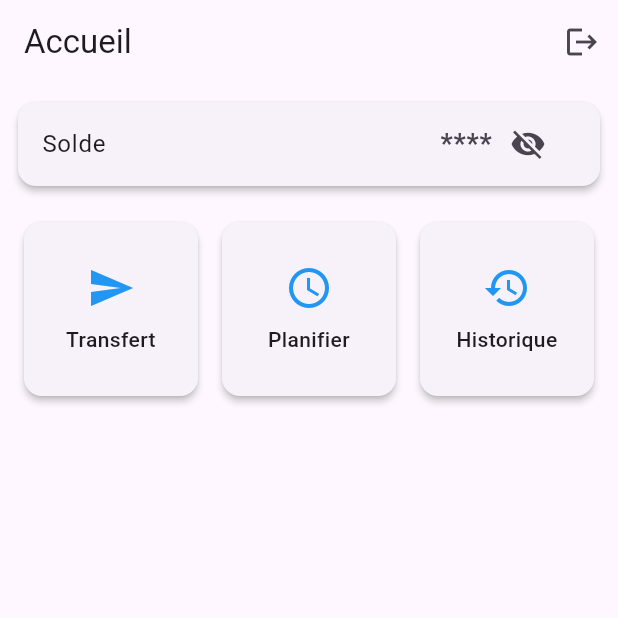
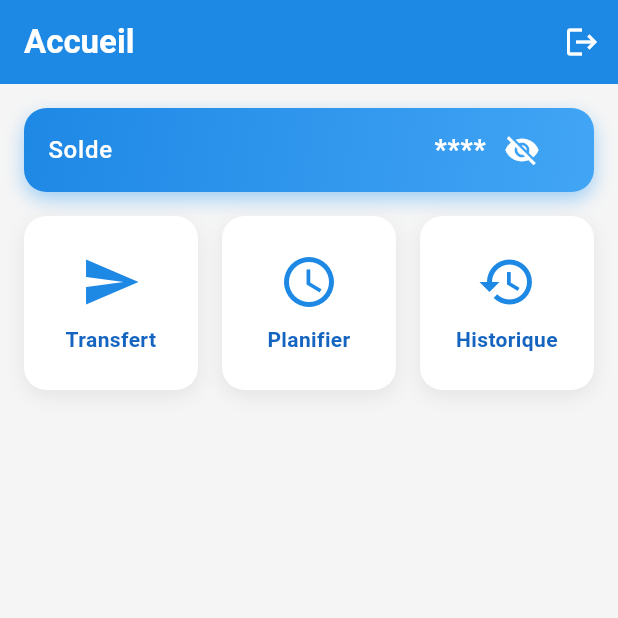
Before and after one commit to sidydiopbalde1/wave_flutter_getx_cli, a Flutter app: the screen it shows once a user with an empty profile is signed in, after a tap on the "visibility" icon, on a phone screen of 412 x 824 dp, the top half of it. Run offline on Flutter 3.47's test engine with Material 3 defaults, Android fonts, the light colour scheme and no system bars; our stand-ins replace animate_do, cloud_firestore, firebase_auth, firebase_core, font_awesome_flutter, get and 1 more; missing offline and left inert: flutter_facebook_auth; accounts and stored records are empty.

Commit message:
correction time

```diff
--- a/lib/app/modules/home/views/home_view.dart
+++ b/lib/app/modules/home/views/home_view.dart
@@ -7,35 +7,69 @@ class HomeView extends GetView<HomeController> {
   @override
   Widget build(BuildContext context) {
     return Scaffold(
+      backgroundColor: Colors.grey[100], // Fond légèrement gris
       appBar: AppBar(
-        title: const Text('Accueil'),
+        backgroundColor: Colors.blue[600], // Couleur d'app bar personnalisée
+        elevation: 0,
+        title: Text(
+          'Accueil',
+          style: TextStyle(
+            fontWeight: FontWeight.bold,
+            color: Colors.white
+          ),
+        ),
         actions: [
           IconButton(
-            icon: const Icon(Icons.logout),
+            icon: const Icon(Icons.logout, color: Colors.white),
             onPressed: () {
-              // Ajoutez ici la logique de déconnexion
-              // controller.logout();
+              // Appel de la méthode de déconnexion
+              controller.signOut();
             },
           ),
         ],
       ),
-      body: Column(
+      body: SingleChildScrollView(
+        child: Padding(
+          padding: const EdgeInsets.symmetric(vertical: 16.0),
+          child: Column(
+            crossAxisAlignment: CrossAxisAlignment.stretch,
             children: [
               Obx(() => _buildBalanceSection()),
+              const SizedBox(height: 16),
               _buildServicesGrid(),
-          // _buildTransactionsList(),
             ],
+          ),
+        ),
       ),
     );
   }
 
-  /// Widget pour afficher le solde
   Widget _buildBalanceSection() {
-    return Card(
-      margin: const EdgeInsets.all(12.0),
-      elevation: 2.0,
+    return Container(
+      margin: const EdgeInsets.symmetric(horizontal: 16),
+      decoration: BoxDecoration(
+        gradient: LinearGradient(
+          colors: [Colors.blue[600]!, Colors.blue[400]!],
+          begin: Alignment.topLeft,
+          end: Alignment.bottomRight,
+        ),
+        borderRadius: BorderRadius.circular(15),
+        boxShadow: [
+          BoxShadow(
+            color: Colors.blue.withOpacity(0.4),
+            blurRadius: 10,
+            offset: const Offset(0, 5),
+          ),
+        ],
+      ),
       child: ListTile(
-        title: const Text('Solde'),
+        title: Text(
+          'Solde',
+          style: TextStyle(
+            color: Colors.white,
+            fontWeight: FontWeight.w500,
+          ),
+        ),
         trailing: Row(
           mainAxisSize: MainAxisSize.min,
           children: [
@@ -43,13 +77,18 @@ class HomeView extends GetView<HomeController> {
                   controller.isBalanceVisible.value
                       ? '${controller.balance.value.toStringAsFixed(2)} €'
                       : '****',
-                  style: const TextStyle(fontSize: 18, fontWeight: FontWeight.bold),
+                  style: const TextStyle(
+                    fontSize: 18,
+                    fontWeight: FontWeight.bold,
+                    color: Colors.white
+                  ),
                 )),
             IconButton(
               icon: Icon(
                 controller.isBalanceVisible.value
                     ? Icons.visibility
                     : Icons.visibility_off,
+                color: Colors.white,
               ),
               onPressed: controller.toggleBalanceVisibility,
             ),
@@ -59,86 +98,54 @@ class HomeView extends GetView<HomeController> {
     );
   }
 
-  /// Widget pour afficher la grille des services
   Widget _buildServicesGrid() {
-    return Padding(
-      padding: const EdgeInsets.symmetric(horizontal: 12.0, vertical: 8.0),
-      child: GridView.count(
+    return GridView.count(
       crossAxisCount: 3,
       shrinkWrap: true,
       physics: const NeverScrollableScrollPhysics(),
-        crossAxisSpacing: 8,
-        mainAxisSpacing: 8,
+      padding: const EdgeInsets.symmetric(horizontal: 16),
+      crossAxisSpacing: 16,
+      mainAxisSpacing: 16,
       children: [
         _buildServiceCard('Transfert', Icons.send, () => Get.to(() => TransferView())),
-          _buildServiceCard('Planifier', Icons.schedule, () {
-            // Ajouter la navigation pour planification
-          }),
-          _buildServiceCard('Historique', Icons.history, () {
-            // Ajouter la navigation pour historique
-          }),
+        _buildServiceCard('Planifier', Icons.schedule, () {}),
+        _buildServiceCard('Historique', Icons.history, () {}),
       ],
-      ),
     );
   }
 
-  /// Widget pour un service individuel
   Widget _buildServiceCard(String title, IconData icon, VoidCallback onTap) {
     return GestureDetector(
       onTap: onTap,
-      child: Card(
-        elevation: 2.0,
+      child: Container(
+        decoration: BoxDecoration(
+          color: Colors.white,
+          borderRadius: BorderRadius.circular(15),
+          boxShadow: [
+            BoxShadow(
+              color: Colors.grey.withOpacity(0.2),
+              blurRadius: 10,
+              offset: const Offset(0, 4),
+            ),
+          ],
+        ),
         child: Column(
           mainAxisAlignment: MainAxisAlignment.center,
           children: [
-            Icon(icon, size: 32.0, color: Colors.blue),
+            Icon(icon, size: 40.0, color: Colors.blue[600]),
             const SizedBox(height: 8.0),
             Text(
               title,
               textAlign: TextAlign.center,
-              style: const TextStyle(fontSize: 14.0, fontWeight: FontWeight.w500),
+              style: TextStyle(
+                fontSize: 14.0,
+                fontWeight: FontWeight.w600,
+                color: Colors.blue[800]
+              ),
             ),
           ],
         ),
       ),
     );
   }
-
-  /// Widget pour la liste des transactions
-  // Widget _buildTransactionsList() {
-  //   return Expanded(
-  //     child: Obx(() {
-  //       final transactions = controller.transactions;
-  //       if (transactions.isEmpty) {
-  //         return const Center(
-  //           child: Text(
-  //             'Aucune transaction disponible',
-  //             style: TextStyle(color: Colors.grey),
-  //           ),
-  //         );
-  //       }
-  //       return ListView.builder(
-  //         padding: const EdgeInsets.all(12.0),
-  //         itemCount: transactions.length,
-  //         itemBuilder: (context, index) {
-  //           final transaction = transactions[index];
-  //           return Card(
-  //             margin: const EdgeInsets.symmetric(vertical: 8.0),
-  //             child: ListTile(
-  //               title: Text(transaction.id),
-  //               subtitle: Text(transaction.details),
-  //               trailing: Text(
-  //                 '${transaction.amount} €',
-  //                 style: TextStyle(
-  //                   color: transaction.amount < 0 ? Colors.red : Colors.green,
-  //                   fontWeight: FontWeight.bold,
-  //                 ),
-  //               ),
-  //             ),
-  //           );
-  //         },
-  //       );
-  //     }),
-  //   );
-  // }
 }
--- a/lib/app/modules/login/views/login_view.dart
+++ b/lib/app/modules/login/views/login_view.dart
@@ -10,7 +10,7 @@ class LoginView extends GetView<AuthController> {
 
   // Clés de formulaire et contrôleurs
   final _formKey = GlobalKey<FormState>();
-  final _phoneController = TextEditingController();
+  final _emailController = TextEditingController();
   final _passwordController = TextEditingController();
   final RxBool _isPasswordVisible = false.obs;
 
@@ -65,18 +65,20 @@ class LoginView extends GetView<AuthController> {
                     ),
                     const SizedBox(height: 40),
 
-                    // Champ Téléphone
+                    // Champ E-mail
                     FadeInDown(
                       delay: const Duration(milliseconds: 400),
                       duration: const Duration(milliseconds: 1500),
                       child: customTextField(
-                        controller: _phoneController,
-                        labelText: 'Téléphone',
-                        hintText: 'Entrez votre téléphone',
-                        prefixIcon: Icons.phone,
+                        controller: _emailController,
+                        labelText: 'E-mail',
+                        hintText: 'Entrez votre e-mail',
+                        prefixIcon: Icons.email,
                         validator: (value) {
                           if (value == null || value.isEmpty) {
-                            return 'Veuillez entrer votre téléphone';
+                            return 'Veuillez entrer votre e-mail';
+                          } else if (!GetUtils.isEmail(value)) {
+                            return 'Veuillez entrer un e-mail valide';
                           }
                           return null;
                         },
@@ -226,8 +228,9 @@ class LoginView extends GetView<AuthController> {
   // Méthode pour gérer la connexion
   void _onLoginPressed() {
     if (_formKey.currentState!.validate()) {
-      final phone = _phoneController.text;
-      controller.signInWithPhone(phone);
+      final email = _emailController.text;
+      final password = _passwordController.text;
+      controller.signInWithEmailAndPassword(email, password);
     }
   }
 }
--- a/lib/app/routes/app_routes.dart
+++ b/lib/app/routes/app_routes.dart
@@ -7,6 +7,7 @@ abstract class Routes {
   static const LOGIN = _Paths.LOGIN;
   static const AUTH = _Paths.AUTH;
   static const TRANSFER = _Paths.TRANSFER;
+  static const REGISTER = _Paths.REGISTER;
 }
 
 abstract class _Paths {
@@ -15,4 +16,5 @@ abstract class _Paths {
   static const LOGIN = '/login';
   static const AUTH = '/auth';
   static const TRANSFER = '/transfer';
+  static const REGISTER = '/register';
 }
--- a/pubspec.yaml
+++ b/pubspec.yaml
@@ -24,6 +24,7 @@ dependencies:
   cupertino_icons: ^1.0.8
   get: ^4.6.6
   firebase_database: ^10.0.8
+  logger: ^1.0.0
 
 
 dev_dependencies:
```
Also changed, not shown: lib/app/modules/auth/controllers/auth_controller.dart (+33 -3 lines), lib/app/modules/home/controllers/home_controller.dart (+13 -0 lines), lib/app/modules/login/controllers/login_controller.dart (+26 -17 lines), lib/app/modules/register/bindings/register_binding.dart (added, +12 -0 lines), lib/app/modules/register/controllers/register_controller.dart (added, +89 -0 lines), lib/app/modules/register/views/register_view.dart (added, +101 -0 lines), lib/app/modules/register/views/register_widgets.dart (added, +87 -0 lines), lib/app/routes/app_pages.dart (+10 -3 lines), pubspec.lock, 1 other file. Lines whose indentation alone changed are shown as unchanged.
